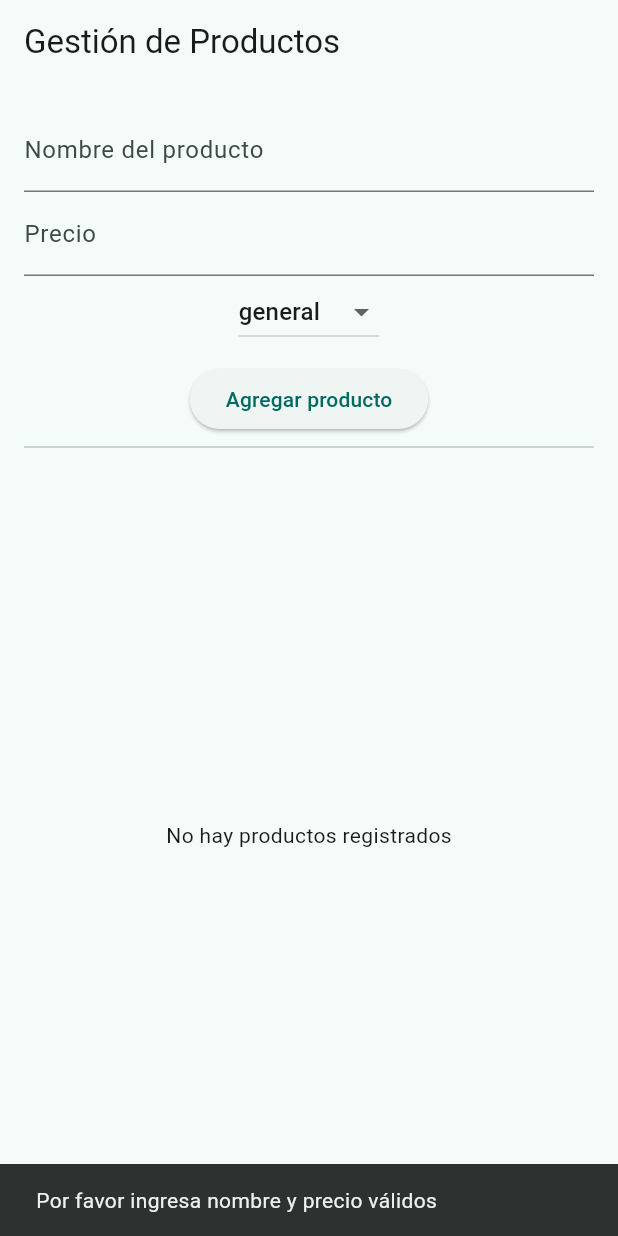
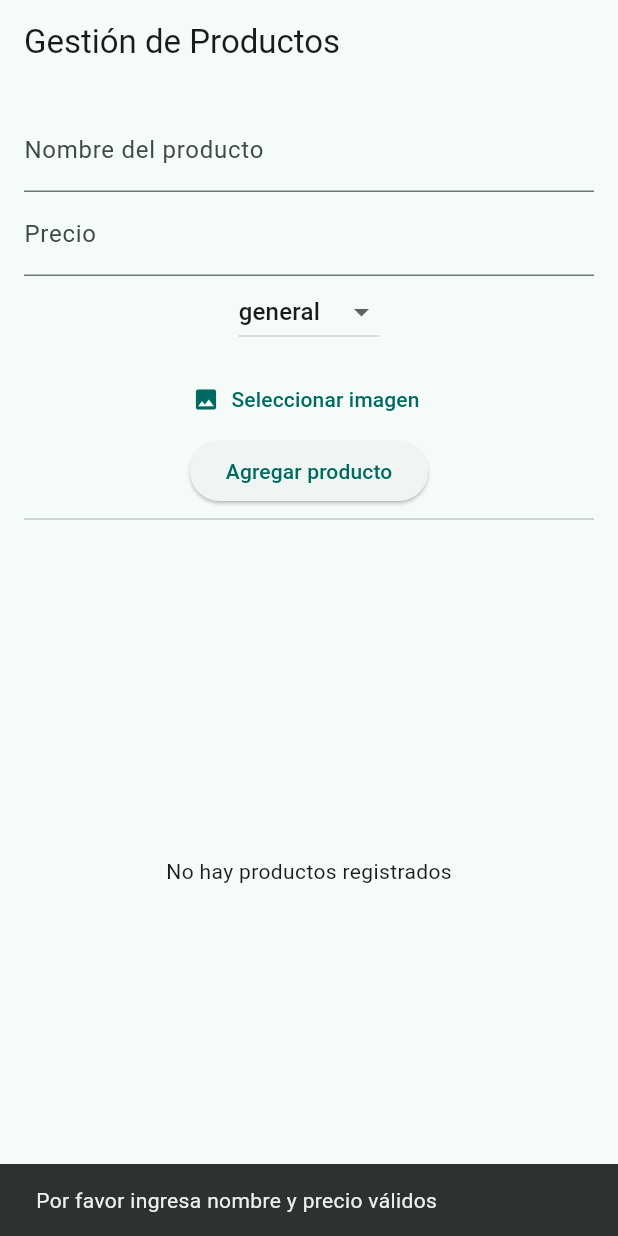
Before and after one commit to SuperSteban/mobile_app_inventory_system, a Flutter app: the screen it shows after launch, after a tap on "Agregar producto", on a phone screen of 412 x 824 dp. Run offline on Flutter 3.47's test engine with Material 3 defaults, Android fonts, the phone set to English and light mode, and no system bars; our stand-ins replace cloud_firestore, dartz, firebase_core, image_picker; missing offline and left inert: flutter_template; accounts and stored records are empty; generated files the repository leaves out were written again.

Commit message:
añadir imagen aproducto
Signed-off-by: grangeldabnee <grangeldabnee@outlook.com>

```diff
--- a/lib/features/products/presentation/screens/product_form_screen.dart
+++ b/lib/features/products/presentation/screens/product_form_screen.dart
@@ -1,4 +1,6 @@
+import 'dart:io';
 import 'package:flutter/material.dart';
+import 'package:image_picker/image_picker.dart';
 import 'package:provider/provider.dart';
 import 'package:uuid/uuid.dart';
 
@@ -16,11 +18,26 @@ class _ProductFormScreenState extends State<ProductFormScreen> {
   final _nameController = TextEditingController();
   final _priceController = TextEditingController();
   String _selectedCategory = 'general';
+  File? _selectedImage;
 
   @override
   void initState() {
     super.initState();
     Provider.of<ProductProvider>(context, listen: false).fetchProducts();
+  }
+
+  Future<void> _pickImage() async {
+    final picker = ImagePicker();
+    final pickedFile = await picker.pickImage(
+      source: ImageSource.gallery, // Usa ImageSource.camera si prefieres
+      maxWidth: 600,
+    );
+
+    if (pickedFile != null) {
+      setState(() {
+        _selectedImage = File(pickedFile.path);
+      });
+    }
   }
 
   void _submitProduct() async {
@@ -42,7 +59,7 @@ class _ProductFormScreenState extends State<ProductFormScreen> {
       price: price,
       category: _selectedCategory,
       createdAt: DateTime.now(),
-      img: null, // Imagen nula por ahora
+      img: _selectedImage?.path, // Guarda la ruta local de la imagen
     );
 
     await Provider.of<ProductProvider>(
@@ -52,7 +69,10 @@ class _ProductFormScreenState extends State<ProductFormScreen> {
 
     _nameController.clear();
     _priceController.clear();
-    setState(() => _selectedCategory = 'general');
+    setState(() {
+      _selectedCategory = 'general';
+      _selectedImage = null;
+    });
   }
 
   @override
@@ -97,6 +117,20 @@ class _ProductFormScreenState extends State<ProductFormScreen> {
                     },
                   ),
                   const SizedBox(height: 10),
+                  TextButton.icon(
+                    onPressed: _pickImage,
+                    icon: const Icon(Icons.image),
+                    label: const Text('Seleccionar imagen'),
+                  ),
+                  if (_selectedImage != null)
+                    Padding(
+                      padding: const EdgeInsets.symmetric(vertical: 8.0),
+                      child: Image.file(
+                        _selectedImage!,
+                        height: 150,
+                        fit: BoxFit.cover,
+                      ),
+                    ),
                   ElevatedButton(
                     onPressed: _submitProduct,
                     child: const Text('Agregar producto'),
--- a/pubspec.yaml
+++ b/pubspec.yaml
@@ -41,7 +41,7 @@ dependencies:
   provider: ^6.1.5+1
   uuid: ^4.5.1
   image_picker: ^1.0.4
-  firebase_storage: ^11.0.10
+  firebase_storage: 13.0.3
 
 dev_dependencies:
   flutter_test:
```
Also changed, not shown: lib/features/products/presentation/screens/product_view_screen.dart (line endings or trailing spaces), 5 other files.
